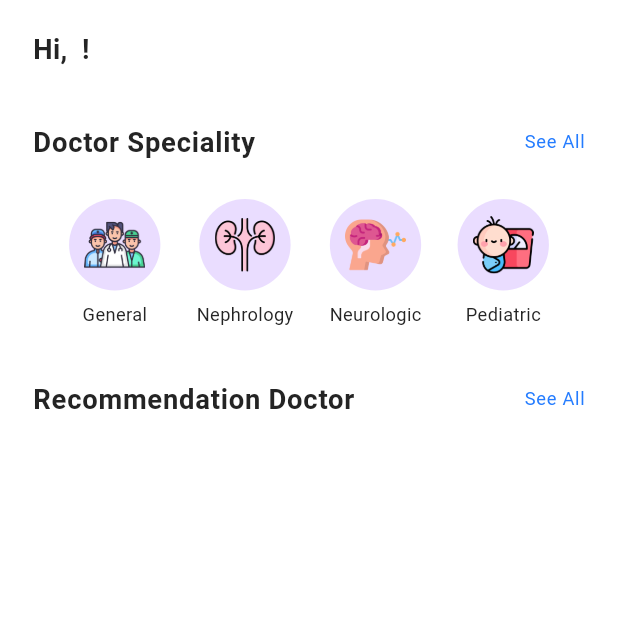
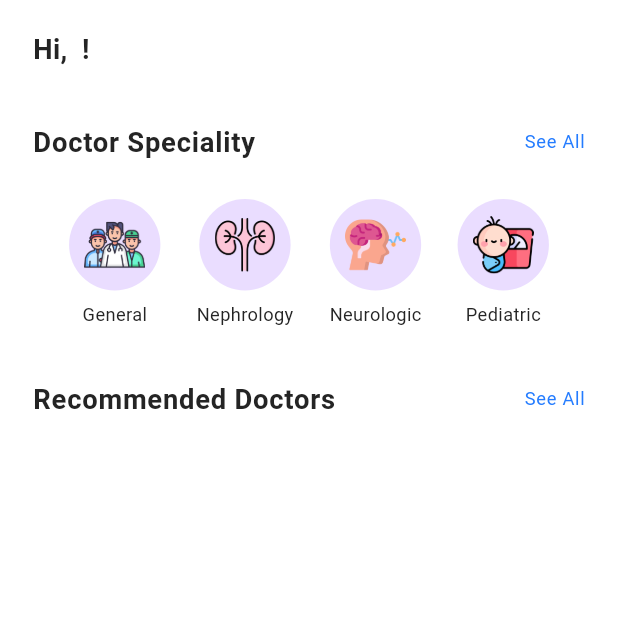
Before and after one commit to mohammedezz20/book_doc, a Flutter app: the screen it shows once a user with an empty profile is signed in, on a phone screen of 412 x 824 dp, the top half of it. Run offline on Flutter 3.47's test engine with Material 3 defaults, Android fonts, the phone set to English and light mode, and no system bars; our stand-ins replace cached_network_image, cloud_firestore, dartz, device_info_plus, firebase_auth, firebase_core and 8 more; missing offline and left inert: phone_text_field; accounts and stored records are empty.

Commit message:
- finished Home screen UI and logic. - added Category screen. - added Recommendation doctor screen. - added Doctor details screen. - added Home firebase file. - added Home repository file. - added Home useCases file. - added Doctor dto file. - added Doctor entity file - added Home cubit and Home states files.

```diff
--- a/lib/core/di/service_locator.dart
+++ b/lib/core/di/service_locator.dart
@@ -2,12 +2,12 @@ import 'package:book_doc/features/home/data/data_sources/home_firebase.dart';
 import 'package:book_doc/features/home/data/repositories/home_repository_impl.dart';
 import 'package:book_doc/features/home/domain/repositories/home_repository.dart';
 import 'package:book_doc/features/home/domain/use_cases/home_useCases.dart';
-import 'package:book_doc/features/home/presentation/manager/home_cubit.dart';
 import 'package:book_doc/features/login/presentation/cubit/signup/sign_up_cubit.dart';
 import 'package:book_doc/features/profile/domain/use_cases/profile_usecase.dart';
 import 'package:book_doc/features/profile/presentation/cubit/complete_profile/complete_profile_cubit.dart';
 import 'package:get_it/get_it.dart';
 
+import '../../features/home/presentation/cubit/home/home_cubit.dart';
 import '../../features/login/data/datasource/auth_firebase.dart';
 import '../../features/login/data/repository/auth_repository_impl.dart';
 import '../../features/login/domain/repository/auth_repository.dart';
--- a/lib/features/home/presentation/manager/home_cubit.dart
+++ b/lib/features/home/presentation/cubit/home/home_cubit.dart
@@ -1,8 +1,8 @@
 import 'package:book_doc/features/home/domain/use_cases/home_useCases.dart';
 import 'package:flutter_bloc/flutter_bloc.dart';
 
-import '../../../../core/di/service_locator.dart';
-import '../../domain/entities/doctor.dart';
+import '../../../../../core/di/service_locator.dart';
+import '../../../domain/entities/doctor.dart';
 import 'home_state.dart';
 
 class HomeCubit extends Cubit<HomeStates> {
--- a/lib/features/home/presentation/pages/home_screen.dart
+++ b/lib/features/home/presentation/pages/home_screen.dart
@@ -5,8 +5,8 @@ import 'package:firebase_auth/firebase_auth.dart';
 import 'package:flutter/material.dart';
 import 'package:flutter_bloc/flutter_bloc.dart';
 
-import '../manager/home_cubit.dart';
-import '../manager/home_state.dart';
+import '../cubit/home/home_cubit.dart';
+import '../cubit/home/home_state.dart';
 import '../widgets/category_list.dart';
 
 class HomeScreen extends StatelessWidget {
--- a/lib/features/home/presentation/pages/recommendation_doctor_screen.dart
+++ b/lib/features/home/presentation/pages/recommendation_doctor_screen.dart
@@ -1,12 +1,12 @@
 import 'package:book_doc/core/widgets/app_text_field.dart';
-import 'package:book_doc/features/home/presentation/manager/home_cubit.dart';
 import 'package:flutter/material.dart';
 import 'package:flutter_bloc/flutter_bloc.dart';
 import 'package:flutter_screenutil/flutter_screenutil.dart';
 
 import '../../../../core/helpers/spacing.dart';
 import '../../../../core/theme/app_fonts.dart';
-import '../manager/home_state.dart';
+import '../cubit/home/home_cubit.dart';
+import '../cubit/home/home_state.dart';
 import '../widgets/doctor_card.dart';
 import 'doctor_details_screen.dart';
 
@@ -24,7 +24,7 @@ class RecommendationDoctorScreen extends StatelessWidget {
             child: Scaffold(
               appBar: AppBar(
                 title: Text(
-                  'Recommendation Doctor',
+                  'Recommended Doctors',
                   style: TextStyles.font18DarkBlueBold,
                 ),
                 centerTitle: true,
--- a/lib/features/home/presentation/widgets/recommendation_list.dart
+++ b/lib/features/home/presentation/widgets/recommendation_list.dart
@@ -1,5 +1,3 @@
-import 'package:book_doc/features/home/presentation/manager/home_cubit.dart';
-import 'package:book_doc/features/home/presentation/manager/home_state.dart';
 import 'package:book_doc/features/home/presentation/pages/doctor_details_screen.dart';
 import 'package:book_doc/features/home/presentation/pages/recommendation_doctor_screen.dart';
 import 'package:flutter/material.dart';
@@ -7,6 +5,8 @@ import 'package:flutter_bloc/flutter_bloc.dart';
 
 import '../../../../core/helpers/spacing.dart';
 import '../../../../core/theme/app_fonts.dart';
+import '../cubit/home/home_cubit.dart';
+import '../cubit/home/home_state.dart';
 import 'doctor_card.dart';
 
 class RecommendationList extends StatelessWidget {
@@ -22,7 +22,7 @@ class RecommendationList extends StatelessWidget {
             ListTile(
               contentPadding: EdgeInsets.zero,
               title: Text(
-                'Recommendation Doctor',
+                'Recommended Doctors',
                 style: TextStyles.font18DarkBlueSemiBold,
               ),
               trailing: InkWell(
```
Also changed, not shown: lib/features/home/presentation/pages/doctor_details_screen.dart (+7 -1 lines), lib/features/home/presentation/cubit/home/home_state.dart (renamed from lib/features/home/presentation/manager/home_state.dart).
